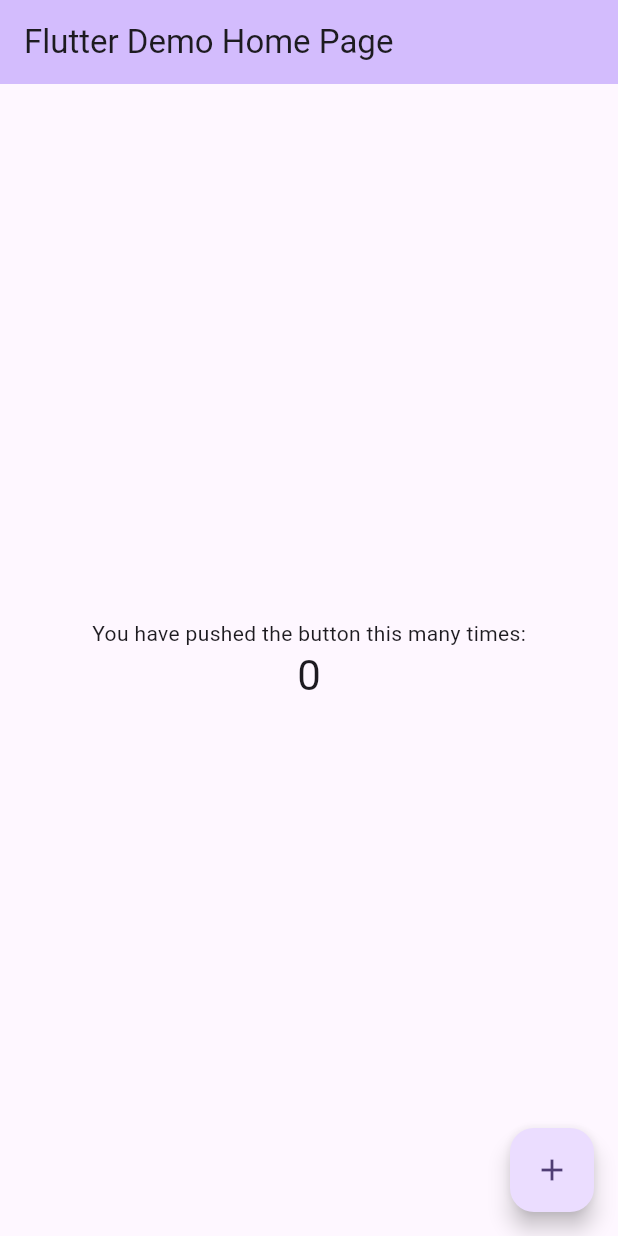
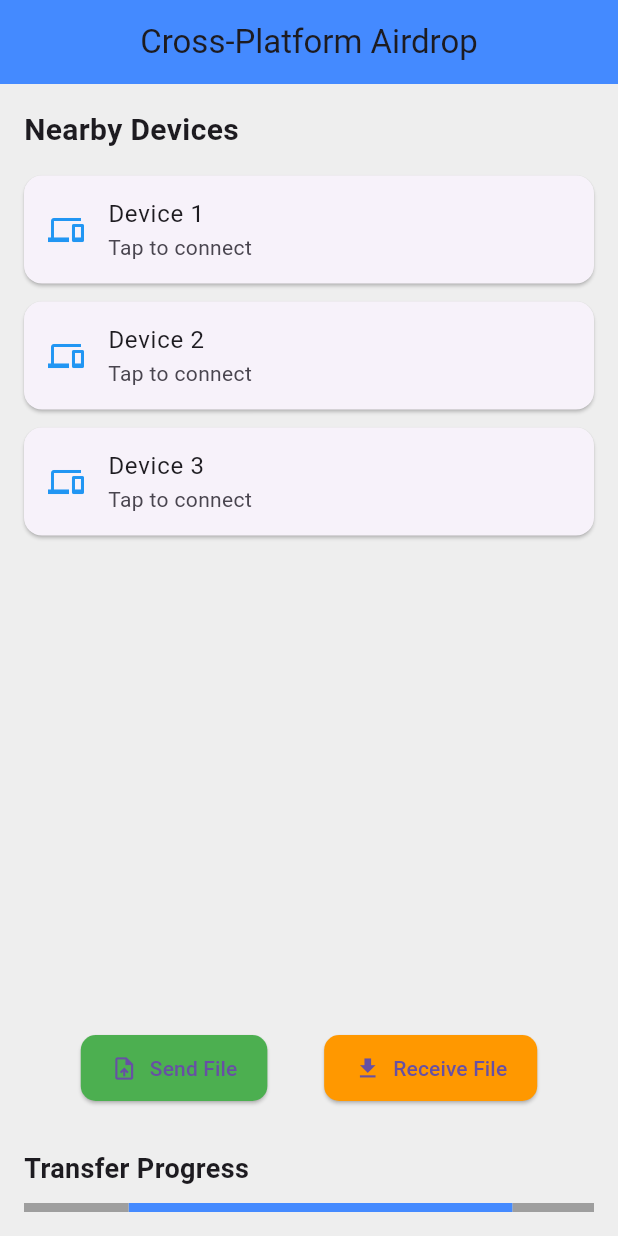
Before and after one commit to team-narcos/cross-platform-airdrop-flutter, a Flutter app: the screen it shows after launch, on a phone screen of 412 x 824 dp. Run offline on Flutter 3.47's test engine with Material 3 defaults, Android fonts, the phone set to English and light mode, and no system bars.

Commit message:
Update main.dart

```diff
--- a/lib/main.dart
+++ b/lib/main.dart
@@ -7,116 +7,108 @@ void main() {
 class MyApp extends StatelessWidget {
   const MyApp({super.key});
 
-  // This widget is the root of your application.
   @override
   Widget build(BuildContext context) {
     return MaterialApp(
-      title: 'Flutter Demo',
+      title: 'Cross-Platform Airdrop',
+      debugShowCheckedModeBanner: false,
       theme: ThemeData(
-        // This is the theme of your application.
-        //
-        // TRY THIS: Try running your application with "flutter run". You'll see
-        // the application has a purple toolbar. Then, without quitting the app,
-        // try changing the seedColor in the colorScheme below to Colors.green
-        // and then invoke "hot reload" (save your changes or press the "hot
-        // reload" button in a Flutter-supported IDE, or press "r" if you used
-        // the command line to start the app).
-        //
-        // Notice that the counter didn't reset back to zero; the application
-        // state is not lost during the reload. To reset the state, use hot
-        // restart instead.
-        //
-        // This works for code too, not just values: Most code changes can be
-        // tested with just a hot reload.
-        colorScheme: ColorScheme.fromSeed(seedColor: Colors.deepPurple),
+        primarySwatch: Colors.blue,
+        scaffoldBackgroundColor: Colors.grey[200],
       ),
-      home: const MyHomePage(title: 'Flutter Demo Home Page'),
+      home: const HomeScreen(),
     );
   }
 }
 
-class MyHomePage extends StatefulWidget {
-  const MyHomePage({super.key, required this.title});
-
-  // This widget is the home page of your application. It is stateful, meaning
-  // that it has a State object (defined below) that contains fields that affect
-  // how it looks.
-
-  // This class is the configuration for the state. It holds the values (in this
-  // case the title) provided by the parent (in this case the App widget) and
-  // used by the build method of the State. Fields in a Widget subclass are
-  // always marked "final".
-
-  final String title;
-
-  @override
-  State<MyHomePage> createState() => _MyHomePageState();
-}
-
-class _MyHomePageState extends State<MyHomePage> {
-  int _counter = 0;
-
-  void _incrementCounter() {
-    setState(() {
-      // This call to setState tells the Flutter framework that something has
-      // changed in this State, which causes it to rerun the build method below
-      // so that the display can reflect the updated values. If we changed
-      // _counter without calling setState(), then the build method would not be
-      // called again, and so nothing would appear to happen.
-      _counter++;
-    });
-  }
+class HomeScreen extends StatelessWidget {
+  const HomeScreen({super.key});
 
   @override
   Widget build(BuildContext context) {
-    // This method is rerun every time setState is called, for instance as done
-    // by the _incrementCounter method above.
-    //
-    // The Flutter framework has been optimized to make rerunning build methods
-    // fast, so that you can just rebuild anything that needs updating rather
-    // than having to individually change instances of widgets.
     return Scaffold(
       appBar: AppBar(
-        // TRY THIS: Try changing the color here to a specific color (to
-        // Colors.amber, perhaps?) and trigger a hot reload to see the AppBar
-        // change color while the other colors stay the same.
-        backgroundColor: Theme.of(context).colorScheme.inversePrimary,
-        // Here we take the value from the MyHomePage object that was created by
-        // the App.build method, and use it to set our appbar title.
-        title: Text(widget.title),
+        title: const Text("Cross-Platform Airdrop"),
+        centerTitle: true,
+        backgroundColor: Colors.blueAccent,
       ),
-      body: Center(
-        // Center is a layout widget. It takes a single child and positions it
-        // in the middle of the parent.
+      body: Padding(
+        padding: const EdgeInsets.all(16.0),
         child: Column(
-          // Column is also a layout widget. It takes a list of children and
-          // arranges them vertically. By default, it sizes itself to fit its
-          // children horizontally, and tries to be as tall as its parent.
-          //
-          // Column has various properties to control how it sizes itself and
-          // how it positions its children. Here we use mainAxisAlignment to
-          // center the children vertically; the main axis here is the vertical
-          // axis because Columns are vertical (the cross axis would be
-          // horizontal).
-          //
-          // TRY THIS: Invoke "debug painting" (choose the "Toggle Debug Paint"
-          // action in the IDE, or press "p" in the console), to see the
-          // wireframe for each widget.
-          mainAxisAlignment: MainAxisAlignment.center,
-          children: <Widget>[
-            const Text('You have pushed the button this many times:'),
-            Text(
-              '$_counter',
-              style: Theme.of(context).textTheme.headlineMedium,
+          crossAxisAlignment: CrossAxisAlignment.start,
+          children: [
+            const Text(
+              "Nearby Devices",
+              style: TextStyle(fontSize: 20, fontWeight: FontWeight.bold),
+            ),
+            const SizedBox(height: 10),
+            Expanded(
+              child: ListView.builder(
+                itemCount: 3, // Later: replace with real discovered devices
+                itemBuilder: (context, index) {
+                  return Card(
+                    margin: const EdgeInsets.symmetric(vertical: 6),
+                    child: ListTile(
+                      leading: const Icon(Icons.devices, color: Colors.blue),
+                      title: Text("Device ${index + 1}"),
+                      subtitle: const Text("Tap to connect"),
+                      onTap: () {
+                        // TODO: Handle device connection
+                      },
+                    ),
+                  );
+                },
+              ),
+            ),
+            const SizedBox(height: 20),
+            Row(
+              mainAxisAlignment: MainAxisAlignment.spaceEvenly,
+              children: [
+                ElevatedButton.icon(
+                  onPressed: () {
+                    // TODO: Implement send file
+                  },
+                  icon: const Icon(Icons.upload_file),
+                  label: const Text("Send File"),
+                  style: ElevatedButton.styleFrom(
+                    backgroundColor: Colors.green,
+                    padding: const EdgeInsets.symmetric(
+                        horizontal: 20, vertical: 12),
+                    shape: RoundedRectangleBorder(
+                        borderRadius: BorderRadius.circular(10)),
+                  ),
+                ),
+                ElevatedButton.icon(
+                  onPressed: () {
+                    // TODO: Implement receive file
+                  },
+                  icon: const Icon(Icons.download),
+                  label: const Text("Receive File"),
+                  style: ElevatedButton.styleFrom(
+                    backgroundColor: Colors.orange,
+                    padding: const EdgeInsets.symmetric(
+                        horizontal: 20, vertical: 12),
+                    shape: RoundedRectangleBorder(
+                        borderRadius: BorderRadius.circular(10)),
+                  ),
+                ),
+              ],
+            ),
+            const SizedBox(height: 30),
+            const Text(
+              "Transfer Progress",
+              style: TextStyle(fontSize: 18, fontWeight: FontWeight.bold),
+            ),
+            const SizedBox(height: 10),
+            const LinearProgressIndicator(
+              value: null, // null = indeterminate
+              backgroundColor: Colors.grey,
+              color: Colors.blueAccent,
+              minHeight: 6,
             ),
           ],
         ),
       ),
-      floatingActionButton: FloatingActionButton(
-        onPressed: _incrementCounter,
-        tooltip: 'Increment',
-        child: const Icon(Icons.add),
-      ), // This trailing comma makes auto-formatting nicer for build methods.
     );
   }
 }
```
